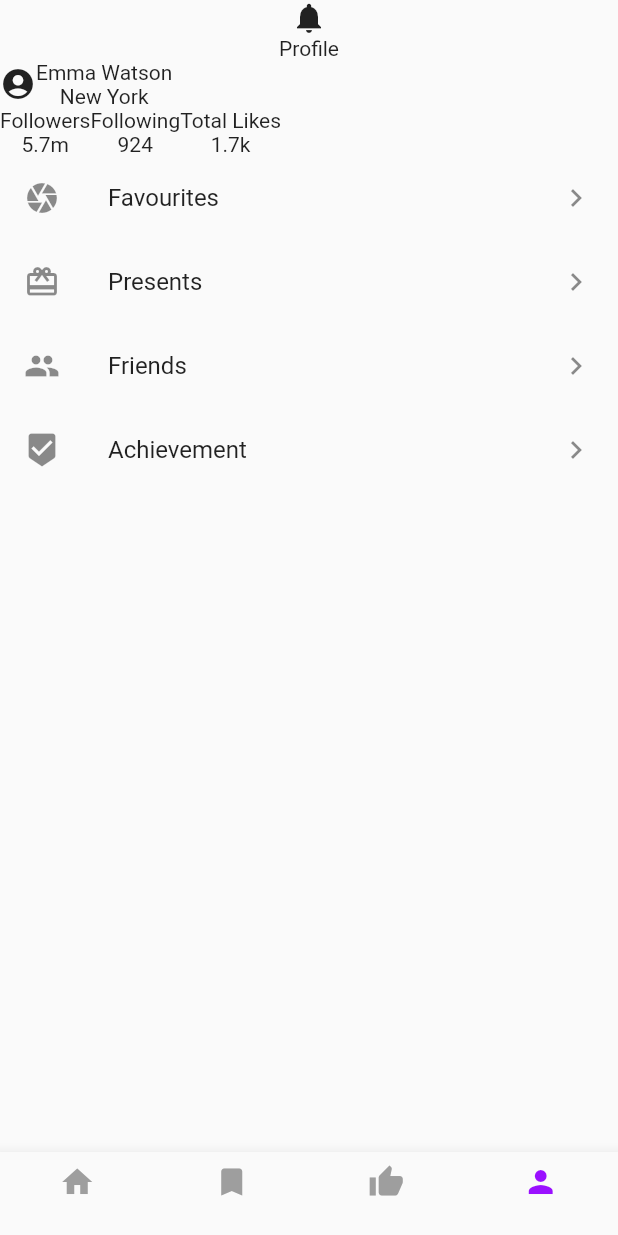
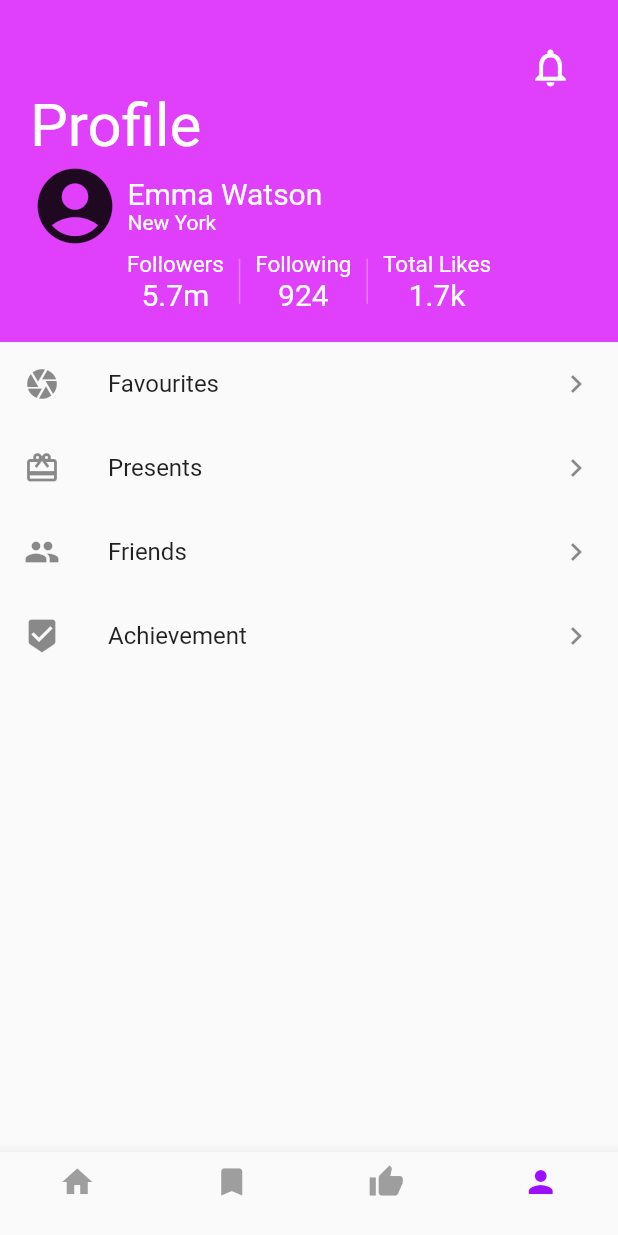
Before and after one commit to SonQBChau/profile_ui, a Flutter app: the screen it shows after launch, on a phone screen of 412 x 824 dp. Run offline on Flutter 3.47's test engine with Material 2 defaults, Android fonts, the phone set to English and light mode, and no system bars.

Commit message:
update profile header

```diff
--- a/lib/main.dart
+++ b/lib/main.dart
@@ -1,7 +1,11 @@
 import 'package:flutter/material.dart';
+import 'package:flutter/rendering.dart';
 import 'package:profile_ui/ProfileColors.dart';
 
-void main() => runApp(MyApp());
+void main() {
+//  debugPaintSizeEnabled = true;
+  runApp(MyApp());
+}
 
 class MyApp extends StatelessWidget {
   // This widget is the root of your application.
@@ -29,39 +33,55 @@ class MyApp extends StatelessWidget {
 
   Widget buildProfileHeader(){
     return Container(
+      padding: EdgeInsets.all(20),
+      color: Colors.purpleAccent,
       child: Column(
         children: <Widget>[
-          Icon(Icons.notifications),
-          Text('Profile'),
+          SizedBox(height: 10,),
+          Container(
+            padding: EdgeInsets.only(right: 10),
+              alignment: Alignment.centerRight,
+              child: Icon(Icons.notifications_none, color: Colors.white, size: 30,)
+          ),
+          Container(
+            alignment: Alignment.centerLeft,
+              child: Text('Profile', style: TextStyle(fontSize: 40, color: Colors.white),),
+          ),
           Row(
             children: <Widget>[
-              Icon(Icons.account_circle),
+              Icon(Icons.account_circle, size: 60,),
+              SizedBox(width: 5,),
               Column(
+                crossAxisAlignment: CrossAxisAlignment.start,
                 children: <Widget>[
-                  Text('Emma Watson'),
-                  Text('New York'),
+                  Text('Emma Watson', style: TextStyle(color: Colors.white, fontSize: 20),),
+                  Text('New York', style: TextStyle(color: Colors.white),),
                 ],
               ),
             ],
           ),
           Row(
+//            crossAxisAlignment: CrossAxisAlignment.center,
+            mainAxisAlignment: MainAxisAlignment.center,
             children: <Widget>[
               Column(
                 children: <Widget>[
-                  Text('Followers'),
-                  Text('5.7m'),
+                  Text('Followers', style: TextStyle(color: Colors.white, fontSize: 15),),
+                  Text('5.7m', style: TextStyle(color: Colors.white, fontSize: 20),),
                 ],
               ),
+              buildVerticalDivider(),
               Column(
                 children: <Widget>[
-                  Text('Following'),
-                  Text('924'),
+                  Text('Following', style: TextStyle(color: Colors.white, fontSize: 15),),
+                  Text('924', style: TextStyle(color: Colors.white, fontSize: 20),),
                 ],
               ),
+              buildVerticalDivider(),
               Column(
                 children: <Widget>[
-                  Text('Total Likes'),
-                  Text('1.7k'),
+                  Text('Total Likes', style: TextStyle(color: Colors.white, fontSize: 15),),
+                  Text('1.7k', style: TextStyle(color: Colors.white, fontSize: 20),),
                 ],
               ),
             ],
@@ -69,6 +89,15 @@ class MyApp extends StatelessWidget {
         ],
       ),
     );
+  }
+
+  Container buildVerticalDivider() {
+    return Container(
+              height: 30,
+              width: 1,
+              color: Colors.white30,
+              margin: EdgeInsets.only(left:10, right:10),
+            );
   }
 
   Expanded buildMainMenu() {
```
